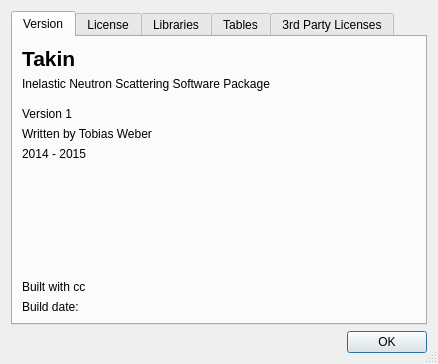
The window that ui/about.ui (t-weber/takin) describes before a commit, drawn with Qt 5.
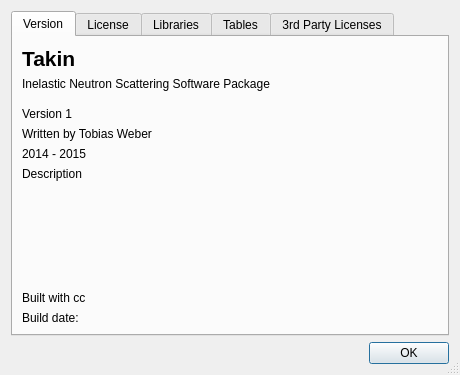
The same window after the commit.

Patch:
```diff
--- a/ui/about.ui
+++ b/ui/about.ui
@@ -6,8 +6,8 @@
    <rect>
     <x>0</x>
     <y>0</y>
-    <width>438</width>
-    <height>364</height>
+    <width>460</width>
+    <height>375</height>
    </rect>
   </property>
   <property name="windowTitle">
@@ -27,67 +27,6 @@
        <string>Version</string>
       </attribute>
       <layout class="QGridLayout" name="gridLayout_2">
-       <item row="6" column="0">
-        <spacer name="verticalSpacer">
-         <property name="orientation">
-          <enum>Qt::Vertical</enum>
-         </property>
-         <property name="sizeHint" stdset="0">
-          <size>
-           <width>20</width>
-           <height>40</height>
-          </size>
-         </property>
-        </spacer>
-       </item>
-       <item row="7" column="0">
-        <widget class="QLabel" name="labelCC">
-         <property name="text">
-          <string>Built with cc</string>
-         </property>
-         <property name="wordWrap">
-          <bool>true</bool>
-         </property>
-        </widget>
-       </item>
-       <item row="5" column="0">
-        <widget class="QLabel" name="labelYears">
-         <property name="text">
-          <string>2014 - 2015</string>
-         </property>
-        </widget>
-       </item>
-       <item row="4" column="0">
-        <widget class="QLabel" name="labelWritten">
-         <property name="text">
-          <string>Written by Tobias Weber</string>
-         </property>
-        </widget>
-       </item>
-       <item row="1" column="0">
-        <widget class="QLabel" name="labelSubtitle">
-         <property name="text">
-          <string>Inelastic Neutron Scattering Software Package</string>
-         </property>
-         <property name="wordWrap">
-          <bool>true</bool>
-         </property>
-        </widget>
-       </item>
-       <item row="8" column="0">
-        <widget class="QLabel" name="labelBuildDate">
-         <property name="text">
-          <string>Build date:</string>
-         </property>
-        </widget>
-       </item>
-       <item row="3" column="0">
-        <widget class="QLabel" name="labelVersion">
-         <property name="text">
-          <string>Version 1</string>
-         </property>
-        </widget>
-       </item>
        <item row="0" column="0">
         <widget class="QLabel" name="labelTitle">
          <property name="text">
@@ -114,6 +53,77 @@
          </property>
         </spacer>
        </item>
+       <item row="1" column="0">
+        <widget class="QLabel" name="labelSubtitle">
+         <property name="text">
+          <string>Inelastic Neutron Scattering Software Package</string>
+         </property>
+         <property name="wordWrap">
+          <bool>true</bool>
+         </property>
+        </widget>
+       </item>
+       <item row="10" column="0">
+        <widget class="QLabel" name="labelBuildDate">
+         <property name="text">
+          <string>Build date:</string>
+         </property>
+        </widget>
+       </item>
+       <item row="3" column="0">
+        <widget class="QLabel" name="labelVersion">
+         <property name="text">
+          <string>Version 1</string>
+         </property>
+        </widget>
+       </item>
+       <item row="9" column="0">
+        <widget class="QLabel" name="labelCC">
+         <property name="text">
+          <string>Built with cc</string>
+         </property>
+         <property name="wordWrap">
+          <bool>true</bool>
+         </property>
+        </widget>
+       </item>
+       <item row="6" column="0">
+        <widget class="QLabel" name="labelYears">
+         <property name="text">
+          <string>2014 - 2015</string>
+         </property>
+        </widget>
+       </item>
+       <item row="4" column="0">
+        <widget class="QLabel" name="labelWritten">
+         <property name="text">
+          <string>Written by Tobias Weber</string>
+         </property>
+        </widget>
+       </item>
+       <item row="8" column="0">
+        <spacer name="verticalSpacer">
+         <property name="orientation">
+          <enum>Qt::Vertical</enum>
+         </property>
+         <property name="sizeHint" stdset="0">
+          <size>
+           <width>20</width>
+           <height>40</height>
+          </size>
+         </property>
+        </spacer>
+       </item>
+       <item row="7" column="0">
+        <widget class="QLabel" name="labelDesc">
+         <property name="text">
+          <string>Description</string>
+         </property>
+         <property name="wordWrap">
+          <bool>true</bool>
+         </property>
+        </widget>
+       </item>
       </layout>
      </widget>
      <widget class="QWidget" name="tab_2">
```
